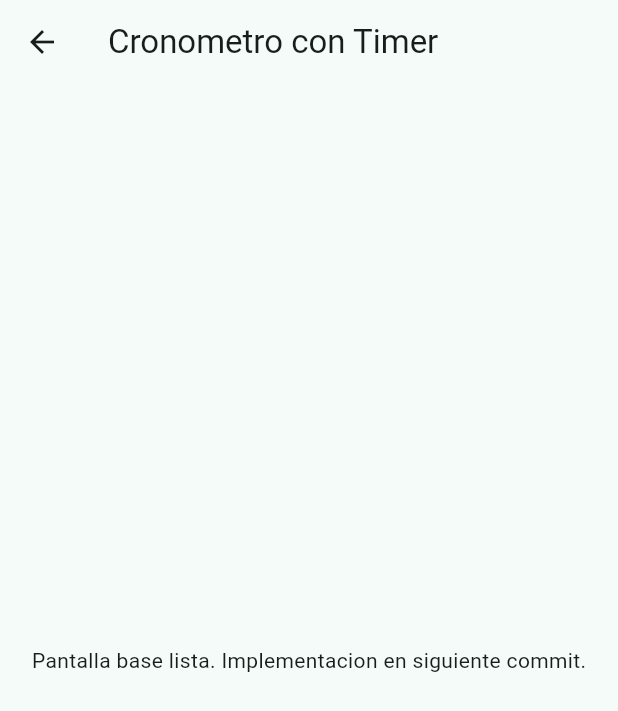
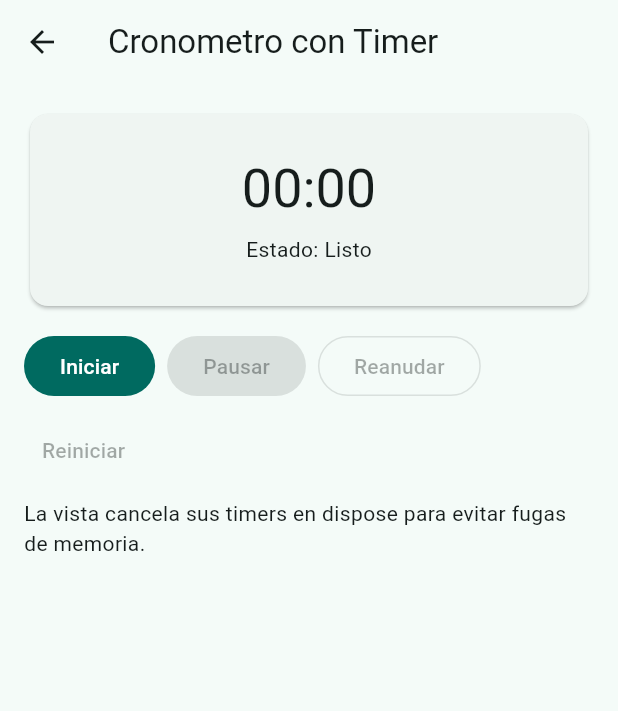
Before and after one commit to Moon345x/Taller-3-Asincronia, a Flutter app: the TimerDemoView screen opened by its route, on a phone screen of 412 x 824 dp. Shown: the top 711 px of the screen. Run offline on Flutter 3.47's test engine with Material 3 defaults, Android fonts, the phone set to English and light mode, and no system bars.

Commit message:
feat(timer-view): interfaz de cronómetro con controles completos

```diff
--- a/taller_asincronia/lib/views/timer/timer_demo_view.dart
+++ b/taller_asincronia/lib/views/timer/timer_demo_view.dart
@@ -1,17 +1,138 @@
+import 'dart:async';
+
 import 'package:flutter/material.dart';
+import 'package:taller_asincronia/logic/timer/stopwatch_controller.dart';
 
-class TimerDemoView extends StatelessWidget {
+class TimerDemoView extends StatefulWidget {
   const TimerDemoView({super.key});
 
   static const routeName = '/timer';
 
   @override
+  State<TimerDemoView> createState() => _TimerDemoViewState();
+}
+
+class _TimerDemoViewState extends State<TimerDemoView> {
+  final StopwatchController _controller = StopwatchController();
+  Timer? _uiRefreshTimer;
+
+  StopwatchState get _state => _controller.state;
+
+  @override
+  void initState() {
+    super.initState();
+    _uiRefreshTimer = Timer.periodic(const Duration(milliseconds: 250), (_) {
+      if (!mounted) {
+        return;
+      }
+      setState(() {});
+    });
+  }
+
+  @override
+  void dispose() {
+    _uiRefreshTimer?.cancel();
+    _uiRefreshTimer = null;
+    _controller.dispose();
+    super.dispose();
+  }
+
+  void _start() {
+    _controller.start();
+    setState(() {});
+  }
+
+  void _pause() {
+    _controller.pause();
+    setState(() {});
+  }
+
+  void _resume() {
+    _controller.resume();
+    setState(() {});
+  }
+
+  void _reset() {
+    _controller.reset();
+    setState(() {});
+  }
+
+  @override
   Widget build(BuildContext context) {
+    final canStart = _state.status == StopwatchStatus.idle;
+    final canPause = _state.status == StopwatchStatus.running;
+    final canResume = _state.status == StopwatchStatus.paused;
+    final canReset =
+        _state.elapsedSeconds > 0 ||
+        _state.status == StopwatchStatus.paused ||
+        _state.status == StopwatchStatus.running;
+
     return Scaffold(
       appBar: AppBar(title: const Text('Cronometro con Timer')),
-      body: const Center(
-        child: Text('Pantalla base lista. Implementacion en siguiente commit.'),
+      body: Padding(
+        padding: const EdgeInsets.all(16),
+        child: Column(
+          crossAxisAlignment: CrossAxisAlignment.stretch,
+          children: [
+            Card(
+              child: Padding(
+                padding: const EdgeInsets.symmetric(
+                  vertical: 28,
+                  horizontal: 16,
+                ),
+                child: Column(
+                  children: [
+                    Text(
+                      _state.formattedTime,
+                      style: Theme.of(context).textTheme.displaySmall,
+                    ),
+                    const SizedBox(height: 8),
+                    Text(_statusLabel(_state.status)),
+                  ],
+                ),
+              ),
+            ),
+            const SizedBox(height: 12),
+            Wrap(
+              spacing: 8,
+              runSpacing: 8,
+              children: [
+                FilledButton(
+                  onPressed: canStart ? _start : null,
+                  child: const Text('Iniciar'),
+                ),
+                FilledButton.tonal(
+                  onPressed: canPause ? _pause : null,
+                  child: const Text('Pausar'),
+                ),
+                OutlinedButton(
+                  onPressed: canResume ? _resume : null,
+                  child: const Text('Reanudar'),
+                ),
+                TextButton(
+                  onPressed: canReset ? _reset : null,
+                  child: const Text('Reiniciar'),
+                ),
+              ],
+            ),
+            const SizedBox(height: 8),
+            const Text(
+              'La vista cancela sus timers en dispose para evitar fugas de memoria.',
+            ),
+          ],
+        ),
       ),
     );
   }
+
+  String _statusLabel(StopwatchStatus status) {
+    switch (status) {
+      case StopwatchStatus.idle:
+        return 'Estado: Listo';
+      case StopwatchStatus.running:
+        return 'Estado: En ejecucion';
+      case StopwatchStatus.paused:
+        return 'Estado: Pausado';
+    }
+  }
 }
```
